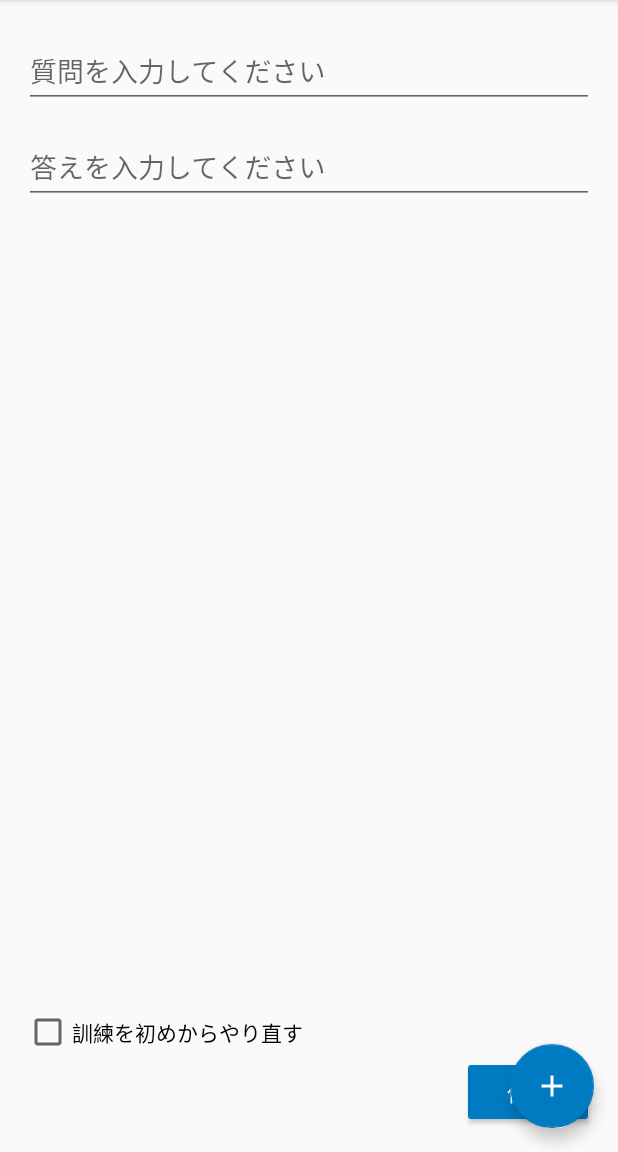
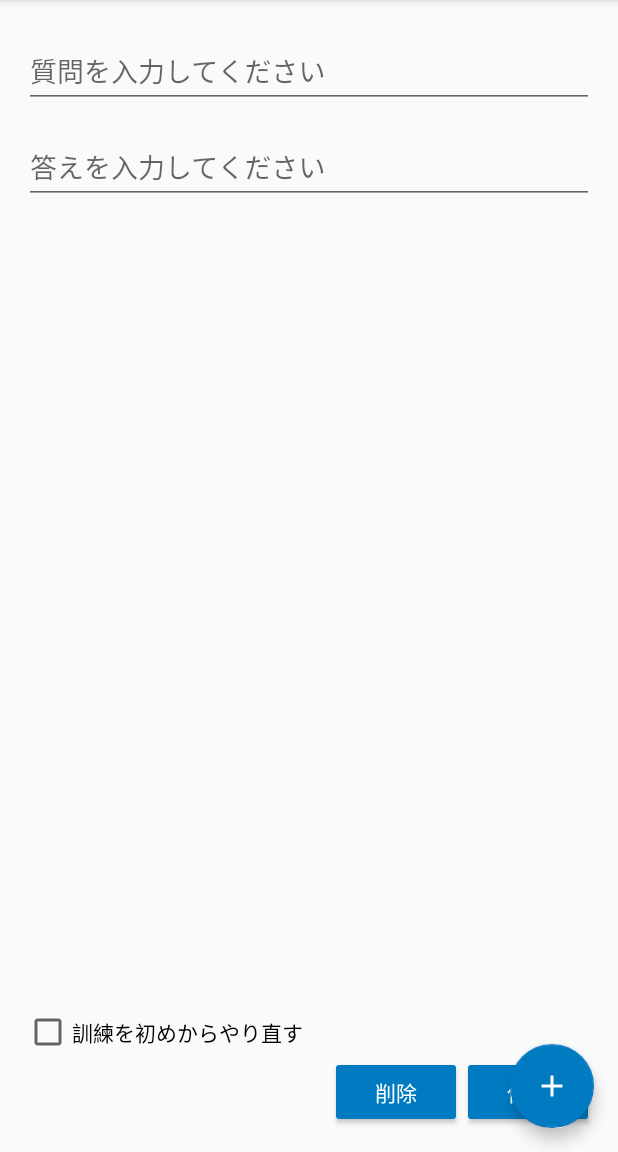
Before and after one commit to mag0716/android_periodic_execution, an Android app: the screen it shows after launch (TrainingActivity), after a tap on an icon or button, on a phone screen of 412 x 824 dp, the part 84-1236 px from its top. Run offline under Robolectric (Android 15) with nearby library versions, the phone set to English and light mode, and no system bars; our stand-ins replace Room's generated code, Timber, data binding; libraries missing offline, so code that uses them is left out: com.annimon.stream; 27 statements that could not run were skipped.

Commit message:
削除ボタン追加

```diff
--- a/app/src/main/res/layout/fragment_edit.xml
+++ b/app/src/main/res/layout/fragment_edit.xml
@@ -81,9 +81,19 @@
             android:text="@string/edit_save_button_name"
             android:theme="@style/AppTheme.Button"
             app:layout_constraintBottom_toBottomOf="parent"
+            app:layout_constraintRight_toRightOf="parent"
+            app:layout_constraintVertical_bias="1" />
+
+        <Button
+            android:id="@+id/delete_button"
+            android:layout_width="wrap_content"
+            android:layout_height="wrap_content"
+            android:text="@string/edit_delete_button_name"
+            android:theme="@style/AppTheme.Button"
+            app:layout_constraintBottom_toBottomOf="parent"
             app:layout_constraintHorizontal_bias="1"
             app:layout_constraintLeft_toLeftOf="parent"
-            app:layout_constraintRight_toRightOf="parent"
+            app:layout_constraintRight_toLeftOf="@id/save_button"
             app:layout_constraintVertical_bias="1" />
 
     </android.support.constraint.ConstraintLayout>
--- a/app/src/main/res/values/strings.xml
+++ b/app/src/main/res/values/strings.xml
@@ -15,6 +15,7 @@
     <string name="edit_answer_hint">答えを入力してください</string>
     <string name="edit_clear_training_datetime">訓練を初めからやり直す</string>
     <string name="edit_save_button_name">保存</string>
+    <string name="edit_delete_button_name">削除</string>
     <string name="navigation_drawer_open">Open navigation drawer</string>
     <string name="navigation_drawer_close">Close navigation drawer</string>
 </resources>
```
